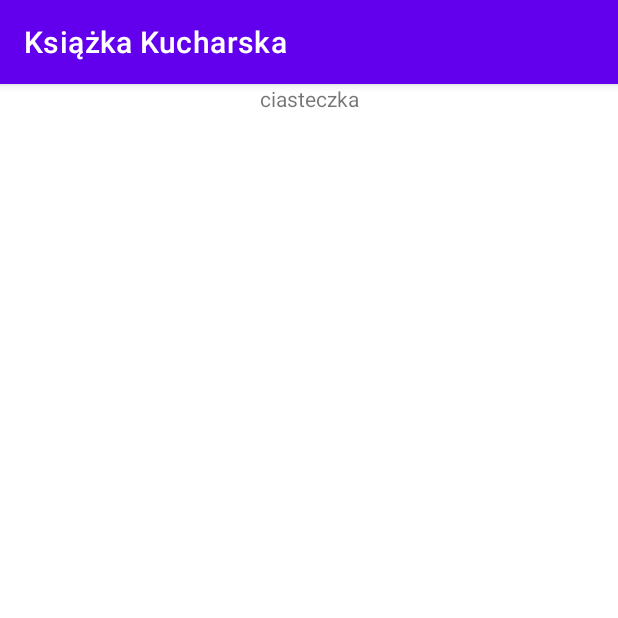
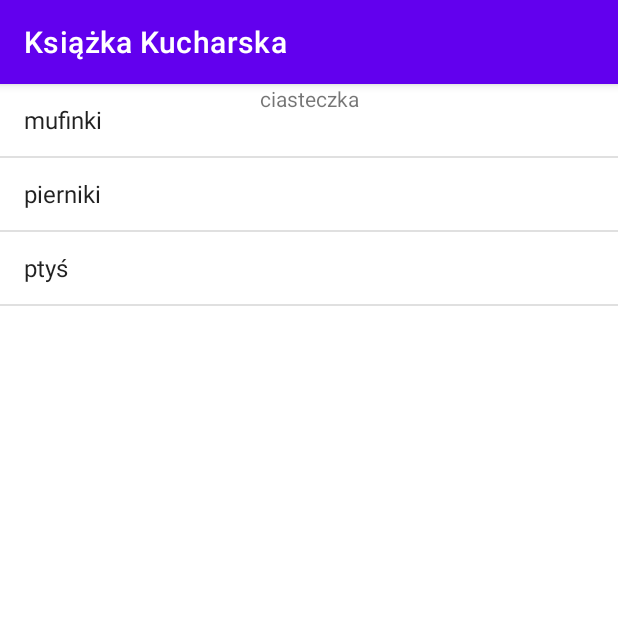
Before and after one commit to Szymon1948/Lista, an Android app: the screen it shows after launch (ListaPrzepisow_Activity), after a tap on "ciasteczka", on a phone screen of 412 x 824 dp, the top half of it. Run offline under Robolectric (Android 15) with nearby library versions, the phone set to English and light mode, and no system bars.

Commit message:
Lista cz2

```diff
--- a/app/src/main/java/com/learn/lista/ListaPrzepisow_Activity.java
+++ b/app/src/main/java/com/learn/lista/ListaPrzepisow_Activity.java
@@ -3,7 +3,11 @@ package com.learn.lista;
 import androidx.appcompat.app.AppCompatActivity;
 
 import android.os.Bundle;
+import android.widget.ArrayAdapter;
+import android.widget.ListView;
 import android.widget.TextView;
+
+import java.util.ArrayList;
 
 public class ListaPrzepisow_Activity extends AppCompatActivity {
 
@@ -14,5 +18,17 @@ public class ListaPrzepisow_Activity extends AppCompatActivity {
         String kat = getIntent().getExtras().get(MainActivity.Extra_Kategoria).toString();
         TextView textView = findViewById(R.id.textView2);
         textView.setText(kat);
+        int id = getIntent().getIntExtra(MainActivity.Extra_id_kat,0);
+
+        ArrayList<Przepis> wybranePrzepisy = RepozytoriumPrzepisow.wybierz(id);
+        ArrayAdapter<Przepis> adapter = new ArrayAdapter<>(
+                this,
+                android.R.layout.simple_list_item_1,
+                wybranePrzepisy
+                );
+
+        ListView listaPrzepisowListView = findViewById(R.id.listView2);
+        listaPrzepisowListView.setAdapter(adapter);
     }
+
 }
--- a/app/src/main/java/com/learn/lista/MainActivity.java
+++ b/app/src/main/java/com/learn/lista/MainActivity.java
@@ -12,6 +12,7 @@ import android.widget.Toast;
 public class MainActivity extends AppCompatActivity {
     ListView listView;
     public final static String Extra_Kategoria="nazwa_kategorii";
+    public final static String Extra_id_kat = "id_kategorii";
     @Override
     protected void onCreate(Bundle savedInstanceState) {
         super.onCreate(savedInstanceState);
@@ -31,6 +32,7 @@ public class MainActivity extends AppCompatActivity {
                         Intent intencja = new Intent(MainActivity.this,
                                 ListaPrzepisow_Activity.class);
                         intencja.putExtra(Extra_Kategoria,kat);
+                        intencja.putExtra(Extra_id_kat,i);
                         startActivity(intencja);
                     }
                 }
--- /dev/null
+++ b/app/src/main/java/com/learn/lista/RepozytoriumPrzepisow.java
@@ -0,0 +1,22 @@
+package com.learn.lista;
+
+import java.util.ArrayList;
+
+public class RepozytoriumPrzepisow {
+    public  static Przepis[] przepisy = {
+            new Przepis("mufinki",3,"mąka,cukier,mleko,kakao",R.drawable.indeks),
+            new Przepis("pierniki",3,"mąka,cukier,mleko,kakao,miód",R.drawable.images),
+            new Przepis("ptyś",3,"mąka,cukier,mleko,kakao",R.drawable.indeks1),
+            new Przepis("gofry",2,"mąka,cukier,mleko,jajko", R.drawable.gofry),
+            new Przepis("lody",2,"cukier,śmietana,jajko",R.drawable.lody)
+    };
+    public static ArrayList<Przepis> wybierz(int kat){
+        ArrayList<Przepis> lista = new ArrayList<>();
+        for (Przepis przepis: przepisy){
+            if (przepis.getId_p() == kat){
+                lista.add(przepis);
+            }
+        }
+        return lista;
+    }
+}
--- a/app/src/main/res/layout/activity_lista_przepisow.xml
+++ b/app/src/main/res/layout/activity_lista_przepisow.xml
@@ -12,5 +12,16 @@
         android:layout_height="wrap_content"
         android:text="TextView"
         app:layout_constraintEnd_toEndOf="parent"
-        app:layout_constraintStart_toStartOf="parent" />
+        app:layout_constraintStart_toStartOf="parent"
+        app:layout_constraintTop_toTopOf="parent"
+        app:layout_constraintBottom_toTopOf="@id/textView2"/>
+
+    <ListView
+        android:id="@+id/listView2"
+        android:layout_width="match_parent"
+        android:layout_height="match_parent"
+        app:layout_constraintBottom_toBottomOf="parent"
+        app:layout_constraintEnd_toEndOf="parent"
+        app:layout_constraintStart_toStartOf="parent"
+        app:layout_constraintTop_toBottomOf="@id/textView2"/>
 </androidx.constraintlayout.widget.ConstraintLayout>
```
Also changed, not shown: app/src/main/java/com/learn/lista/Przepis.java (added, +52 -0 lines), app/src/main/res/drawable-v24/images.jpg (added), app/src/main/res/drawable-v24/indeks.jpg (added), app/src/main/res/drawable-v24/indeks1.jpg (added), app/src/main/res/drawable-v24/lody.jpg (added), 1 other file.
